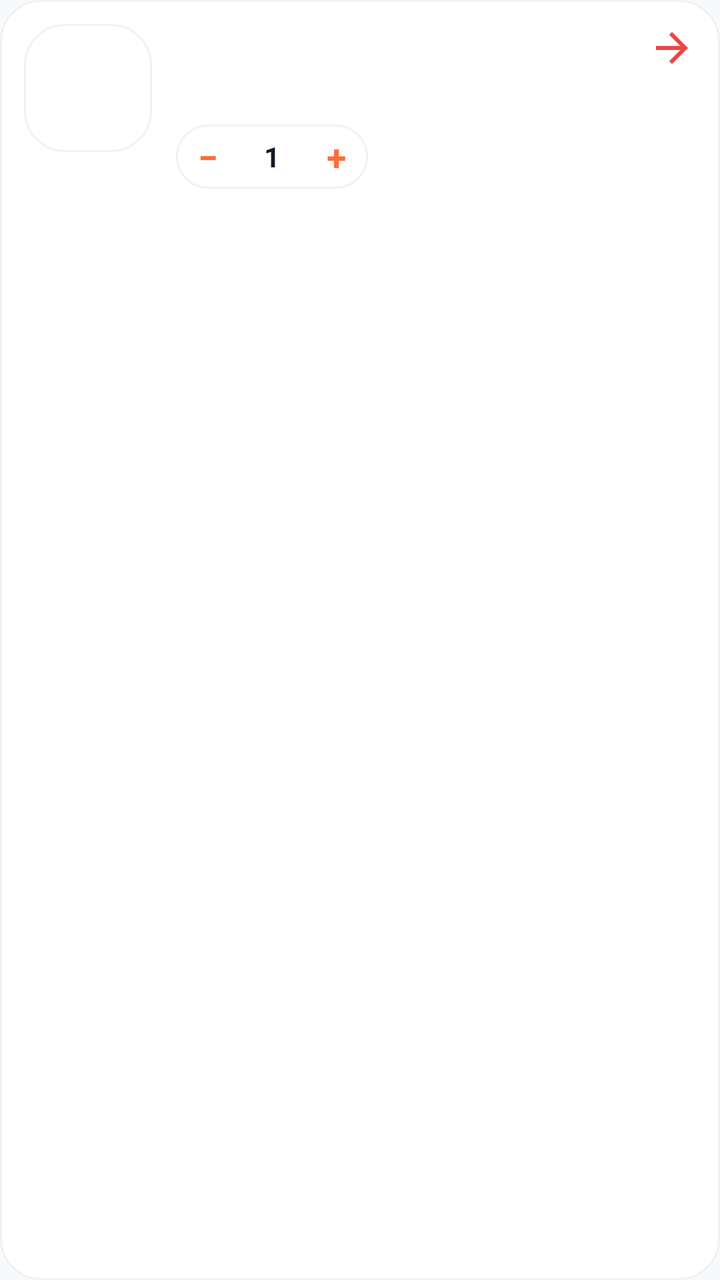
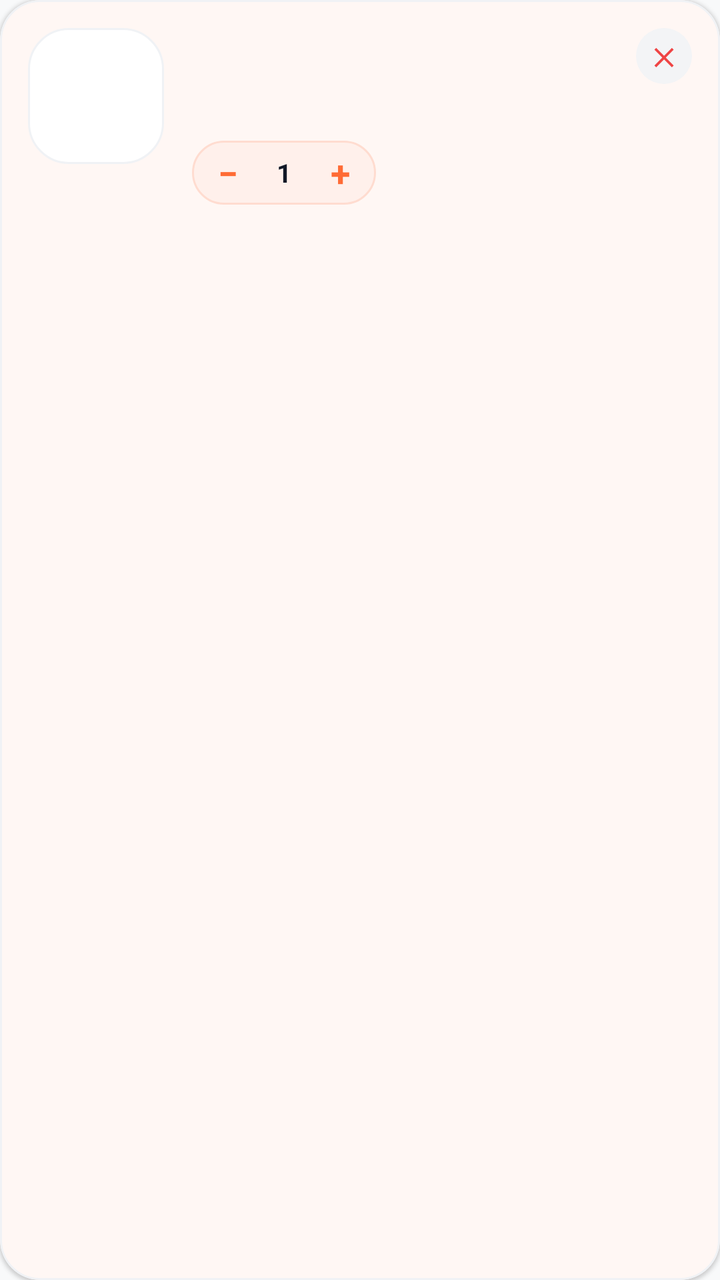

Compare the two renders of this Android layout. The source of the first and the diff that turns it into the second are given below.
<!-- AndroidManifest.xml: application theme Theme.AKRHunger -->
<!-- res/layout/item_cart.xml -->
<?xml version="1.0" encoding="utf-8"?>
<LinearLayout xmlns:android="http://schemas.android.com/apk/res/android"
    android:layout_width="match_parent"
    android:layout_height="wrap_content"
    android:background="@drawable/bg_card_rounded"
    android:orientation="horizontal"
    android:padding="12dp"
    android:layout_marginVertical="4dp">

    <ImageView
        android:id="@+id/iv_cart_item_image"
        android:layout_width="64dp"
        android:layout_height="64dp"
        android:scaleType="centerCrop"
        android:background="@drawable/bg_card_rounded" />

    <LinearLayout
        android:layout_width="0dp"
        android:layout_height="wrap_content"
        android:layout_marginStart="12dp"
        android:layout_weight="1"
        android:orientation="vertical">

        <LinearLayout
            android:layout_width="match_parent"
            android:layout_height="wrap_content"
            android:gravity="center_vertical">

            <TextView
                android:id="@+id/tv_cart_item_name"
                android:layout_width="0dp"
                android:layout_height="wrap_content"
                android:layout_weight="1"
                android:ellipsize="end"
                android:maxLines="1"
                android:textColor="@color/text_primary"
                android:textSize="14sp"
                android:textStyle="bold" />

            <ImageView
                android:id="@+id/btn_remove"
                android:layout_width="24dp"
                android:layout_height="24dp"
                android:src="@drawable/ic_back"
                android:tint="@color/error"
                android:rotation="180"
                android:background="?attr/selectableItemBackgroundBorderless" />
        </LinearLayout>

        <TextView
            android:id="@+id/tv_cart_item_price"
            android:layout_width="wrap_content"
            android:layout_height="wrap_content"
            android:layout_marginTop="2dp"
            android:textColor="@color/text_secondary"
            android:textSize="12sp" />

        <LinearLayout
            android:layout_width="match_parent"
            android:layout_height="wrap_content"
            android:layout_marginTop="8dp"
            android:gravity="center_vertical">

            
            <LinearLayout
                android:layout_width="wrap_content"
                android:layout_height="wrap_content"
                android:background="@drawable/bg_category_chip"
                android:gravity="center_vertical">

                <TextView
                    android:id="@+id/btn_minus"
                    android:layout_width="32dp"
                    android:layout_height="32dp"
                    android:gravity="center"
                    android:text="−"
                    android:textColor="@color/primary"
                    android:textSize="18sp"
                    android:textStyle="bold"
                    android:background="?attr/selectableItemBackgroundBorderless" />

                <TextView
                    android:id="@+id/tv_cart_item_quantity"
                    android:layout_width="32dp"
                    android:layout_height="wrap_content"
                    android:gravity="center"
                    android:text="1"
                    android:textColor="@color/text_primary"
                    android:textSize="14sp"
                    android:textStyle="bold" />

                <TextView
                    android:id="@+id/btn_plus"
                    android:layout_width="32dp"
                    android:layout_height="32dp"
                    android:gravity="center"
                    android:text="+"
                    android:textColor="@color/primary"
                    android:textSize="18sp"
                    android:textStyle="bold"
                    android:background="?attr/selectableItemBackgroundBorderless" />
            </LinearLayout>

            <View
                android:layout_width="0dp"
                android:layout_height="0dp"
                android:layout_weight="1" />

            <TextView
                android:id="@+id/tv_cart_item_total"
                android:layout_width="wrap_content"
                android:layout_height="wrap_content"
                android:textColor="@color/text_primary"
                android:textSize="15sp"
                android:textStyle="bold" />
        </LinearLayout>
    </LinearLayout>
</LinearLayout>
<!-- resources referenced by this layout -->
<resources>
  <color name="error">#EF4444</color>
  <color name="primary">#FF6B35</color>
  <color name="text_primary">#111827</color>
  <color name="text_secondary">#4B5563</color>
  <!-- drawable bg_category_chip (drawable) -->
  <?xml version="1.0" encoding="utf-8"?>
  <shape xmlns:android="http://schemas.android.com/apk/res/android"
      android:shape="rectangle">
      <corners android:radius="20dp" />
      <solid android:color="@color/surface" />
      <stroke android:width="1dp" android:color="@color/card_border" />
  </shape>
  <!-- drawable ic_back (drawable) -->
  <vector xmlns:android="http://schemas.android.com/apk/res/android"
      android:width="24dp"
      android:height="24dp"
      android:viewportWidth="24"
      android:viewportHeight="24">
      <path
          android:fillColor="#FF000000"
          android:pathData="M20,11H7.83l5.59,-5.59L12,4l-8,8 8,8 1.41,-1.41L7.83,13H20v-2z"/>
  </vector>
  <style name="Theme.AKRHunger" parent="Theme.Material3.Light.NoActionBar">
          <item name="colorPrimary">@color/primary</item>
          <item name="colorPrimaryDark">@color/primary_dark</item>
          <item name="colorAccent">@color/primary</item>
          <item name="colorOnPrimary">@color/on_primary</item>
          <item name="colorSecondary">@color/secondary</item>
          <item name="colorOnSecondary">@color/on_secondary</item>
          <item name="android:colorBackground">@color/background</item>
          <item name="colorSurface">@color/surface</item>
          <item name="colorOnSurface">@color/on_surface</item>
          <item name="android:statusBarColor">@color/surface</item>
          <item name="android:windowLightStatusBar">true</item>
          <item name="android:navigationBarColor">@color/surface</item>
          <item name="android:windowLightNavigationBar">true</item>
          <item name="android:fontFamily">sans-serif</item>
      </style>
  <color name="card_background">#FFFFFF</color>
  <color name="card_border">#F0F2F5</color>
  <color name="surface">#FFFFFF</color>
  <color name="primary_dark">#E55A25</color>
  <color name="on_primary">#FFFFFF</color>
  <color name="secondary">#F59E0B</color>
  <color name="on_secondary">#111827</color>
  <color name="background">#F8F9FA</color>
  <color name="on_surface">#111827</color>
  <!-- unchanged entries left out for length: 1 -->
</resources>

<!-- the commit's change to res/layout/item_cart.xml (unified diff, before → after) -->
@@ -1,118 +1,148 @@
 <?xml version="1.0" encoding="utf-8"?>
-<LinearLayout xmlns:android="http://schemas.android.com/apk/res/android"
+<com.google.android.material.card.MaterialCardView
+    xmlns:android="http://schemas.android.com/apk/res/android"
+    xmlns:app="http://schemas.android.com/apk/res-auto"
     android:layout_width="match_parent"
     android:layout_height="wrap_content"
-    android:background="@drawable/bg_card_rounded"
-    android:orientation="horizontal"
-    android:padding="12dp"
-    android:layout_marginVertical="4dp">
-
-    <ImageView
-        android:id="@+id/iv_cart_item_image"
-        android:layout_width="64dp"
-        android:layout_height="64dp"
-        android:scaleType="centerCrop"
-        android:background="@drawable/bg_card_rounded" />
+    android:layout_marginVertical="6dp"
+    app:cardBackgroundColor="@color/surface"
+    app:cardCornerRadius="20dp"
+    app:cardElevation="1dp"
+    app:strokeColor="@color/card_border"
+    app:strokeWidth="1dp">
 
     <LinearLayout
-        android:layout_width="0dp"
+        android:layout_width="match_parent"
         android:layout_height="wrap_content"
-        android:layout_marginStart="12dp"
-        android:layout_weight="1"
-        android:orientation="vertical">
+        android:orientation="horizontal"
+        android:padding="14dp">
+
+        
+        <com.google.android.material.imageview.ShapeableImageView
+            android:id="@+id/iv_cart_item_image"
+            android:layout_width="68dp"
+            android:layout_height="68dp"
+            android:scaleType="centerCrop"
+            android:src="@drawable/bg_card_rounded"
+            app:shapeAppearanceOverlay="@style/ShapeAppearance.Material3.Corner.Medium" />
 
         <LinearLayout
-            android:layout_width="match_parent"
+            android:layout_width="0dp"
             android:layout_height="wrap_content"
-            android:gravity="center_vertical">
-
-            <TextView
-                android:id="@+id/tv_cart_item_name"
-                android:layout_width="0dp"
-                android:layout_height="wrap_content"
-                android:layout_weight="1"
-                android:ellipsize="end"
-                android:maxLines="1"
-                android:textColor="@color/text_primary"
-                android:textSize="14sp"
-                android:textStyle="bold" />
-
-            <ImageView
-                android:id="@+id/btn_remove"
-                android:layout_width="24dp"
-                android:layout_height="24dp"
-                android:src="@drawable/ic_back"
-                android:tint="@color/error"
-                android:rotation="180"
-                android:background="?attr/selectableItemBackgroundBorderless" />
-        </LinearLayout>
-
-        <TextView
-            android:id="@+id/tv_cart_item_price"
-            android:layout_width="wrap_content"
-            android:layout_height="wrap_content"
-            android:layout_marginTop="2dp"
-            android:textColor="@color/text_secondary"
-            android:textSize="12sp" />
-
-        <LinearLayout
-            android:layout_width="match_parent"
-            android:layout_height="wrap_content"
-            android:layout_marginTop="8dp"
-            android:gravity="center_vertical">
+            android:layout_marginStart="14dp"
+            android:layout_weight="1"
+            android:orientation="vertical">
 
             
             <LinearLayout
+                android:layout_width="match_parent"
+                android:layout_height="wrap_content"
+                android:gravity="center_vertical"
+                android:orientation="horizontal">
+
+                <TextView
+                    android:id="@+id/tv_cart_item_name"
+                    android:layout_width="0dp"
+                    android:layout_height="wrap_content"
+                    android:layout_weight="1"
+                    android:ellipsize="end"
+                    android:maxLines="1"
+                    android:textColor="@color/text_primary"
+                    android:textSize="15sp"
+                    android:textStyle="bold" />
+
+                
+                <FrameLayout
+                    android:id="@+id/btn_remove"
+                    android:layout_width="28dp"
+                    android:layout_height="28dp"
+                    android:background="@drawable/bg_icon_circle_gray"
+                    android:clickable="true"
+                    android:focusable="true"
+                    android:foreground="?attr/selectableItemBackgroundBorderless">
+
+                    <TextView
+                        android:layout_width="wrap_content"
+                        android:layout_height="wrap_content"
+                        android:layout_gravity="center"
+                        android:text="✕"
+                        android:textColor="@color/error"
+                        android:textSize="12sp"
+                        android:textStyle="bold" />
+                </FrameLayout>
+            </LinearLayout>
+
+            <TextView
+                android:id="@+id/tv_cart_item_price"
                 android:layout_width="wrap_content"
                 android:layout_height="wrap_content"
-                android:background="@drawable/bg_category_chip"
-                android:gravity="center_vertical">
+                android:layout_marginTop="2dp"
+                android:textColor="@color/text_secondary"
+                android:textSize="12sp" />
 
+            
+            <LinearLayout
+                android:layout_width="match_parent"
+                android:layout_height="wrap_content"
+                android:layout_marginTop="10dp"
+                android:gravity="center_vertical"
+                android:orientation="horizontal">
+
+                
+                <LinearLayout
+                    android:layout_width="wrap_content"
+                    android:layout_height="32dp"
+                    android:background="@drawable/bg_pill_soft"
+                    android:gravity="center_vertical"
+                    android:paddingHorizontal="4dp">
+
+                    <TextView
+                        android:id="@+id/btn_minus"
+                        android:layout_width="28dp"
+                        android:layout_height="28dp"
+                        android:background="?attr/selectableItemBackgroundBorderless"
+                        android:gravity="center"
+                        android:text="−"
+                        android:textColor="@color/primary"
+                        android:textSize="18sp"
+                        android:textStyle="bold" />
+
+                    <TextView
+                        android:id="@+id/tv_cart_item_quantity"
+                        android:layout_width="28dp"
+                        android:layout_height="wrap_content"
+                        android:gravity="center"
+                        android:text="1"
+                        android:textColor="@color/text_primary"
+                        android:textSize="13sp"
+                        android:textStyle="bold" />
+
+                    <TextView
+                        android:id="@+id/btn_plus"
+                        android:layout_width="28dp"
+                        android:layout_height="28dp"
+                        android:background="?attr/selectableItemBackgroundBorderless"
+                        android:gravity="center"
+                        android:text="+"
+                        android:textColor="@color/primary"
+                        android:textSize="18sp"
+                        android:textStyle="bold" />
+                </LinearLayout>
+
+                <View
+                    android:layout_width="0dp"
+                    android:layout_height="1dp"
+                    android:layout_weight="1" />
+
+                
                 <TextView
-                    android:id="@+id/btn_minus"
-                    android:layout_width="32dp"
-                    android:layout_height="32dp"
-                    android:gravity="center"
-                    android:text="−"
-                    android:textColor="@color/primary"
-                    android:textSize="18sp"
-                    android:textStyle="bold"
-                    android:background="?attr/selectableItemBackgroundBorderless" />
-
-                <TextView
-                    android:id="@+id/tv_cart_item_quantity"
-                    android:layout_width="32dp"
+                    android:id="@+id/tv_cart_item_total"
+                    android:layout_width="wrap_content"
                     android:layout_height="wrap_content"
-                    android:gravity="center"
-                    android:text="1"
                     android:textColor="@color/text_primary"
-                    android:textSize="14sp"
+                    android:textSize="16sp"
                     android:textStyle="bold" />
-
-                <TextView
-                    android:id="@+id/btn_plus"
-                    android:layout_width="32dp"
-                    android:layout_height="32dp"
-                    android:gravity="center"
-                    android:text="+"
-                    android:textColor="@color/primary"
-                    android:textSize="18sp"
-                    android:textStyle="bold"
-                    android:background="?attr/selectableItemBackgroundBorderless" />
             </LinearLayout>
-
-            <View
-                android:layout_width="0dp"
-                android:layout_height="0dp"
-                android:layout_weight="1" />
-
-            <TextView
-                android:id="@+id/tv_cart_item_total"
-                android:layout_width="wrap_content"
-                android:layout_height="wrap_content"
-                android:textColor="@color/text_primary"
-                android:textSize="15sp"
-                android:textStyle="bold" />
         </LinearLayout>
     </LinearLayout>
-</LinearLayout>
+</com.google.android.material.card.MaterialCardView>
<!-- resource entries referenced after the edit -->
@@ -4,24 +4,24 @@
   <color name="primary">#FF6B35</color>
   <color name="text_primary">#111827</color>
   <color name="text_secondary">#4B5563</color>
-  <!-- drawable bg_category_chip (drawable) -->
+  <!-- drawable bg_icon_circle_gray (drawable) -->
   <?xml version="1.0" encoding="utf-8"?>
   <shape xmlns:android="http://schemas.android.com/apk/res/android"
-      android:shape="rectangle">
-      <corners android:radius="20dp" />
-      <solid android:color="@color/surface" />
-      <stroke android:width="1dp" android:color="@color/card_border" />
+      android:shape="oval">
+      <solid android:color="@color/surface_variant" />
   </shape>
-  <!-- drawable ic_back (drawable) -->
-  <vector xmlns:android="http://schemas.android.com/apk/res/android"
-      android:width="24dp"
-      android:height="24dp"
-      android:viewportWidth="24"
-      android:viewportHeight="24">
-      <path
-          android:fillColor="#FF000000"
-          android:pathData="M20,11H7.83l5.59,-5.59L12,4l-8,8 8,8 1.41,-1.41L7.83,13H20v-2z"/>
-  </vector>
+  <!-- drawable bg_pill_soft (drawable) -->
+  <?xml version="1.0" encoding="utf-8"?>
+  <ripple xmlns:android="http://schemas.android.com/apk/res/android"
+      android:color="@color/primary_15">
+      <item>
+          <shape android:shape="rectangle">
+              <corners android:radius="999dp" />
+              <solid android:color="@color/primary_tint" />
+              <stroke android:width="1dp" android:color="@color/primary_tint_border" />
+          </shape>
+      </item>
+  </ripple>
   <style name="Theme.AKRHunger" parent="Theme.Material3.Light.NoActionBar">
           <item name="colorPrimary">@color/primary</item>
           <item name="colorPrimaryDark">@color/primary_dark</item>
@@ -37,8 +37,14 @@
           <item name="android:navigationBarColor">@color/surface</item>
           <item name="android:windowLightNavigationBar">true</item>
           <item name="android:fontFamily">sans-serif</item>
+          <item name="materialAlertDialogTheme">@style/ThemeOverlay.AKR.MaterialAlertDialog</item>
+          <item name="bottomSheetDialogTheme">@style/ThemeOverlay.AKR.BottomSheetDialog</item>
       </style>
   <color name="card_background">#FFFFFF</color>
+  <color name="surface_variant">#F3F4F6</color>
+  <color name="primary_15">#26FF6B35</color>
+  <color name="primary_tint">#FFF0EB</color>
+  <color name="primary_tint_border">#FFDCD0</color>
   <color name="card_border">#F0F2F5</color>
   <color name="surface">#FFFFFF</color>
   <color name="primary_dark">#E55A25</color>
@@ -47,6 +53,28 @@
   <color name="on_secondary">#111827</color>
   <color name="background">#F8F9FA</color>
   <color name="on_surface">#111827</color>
+  <style name="ThemeOverlay.AKR.MaterialAlertDialog" parent="ThemeOverlay.Material3.MaterialAlertDialog">
+          <item name="shapeAppearance">@style/ShapeAppearance.AKR.Dialog</item>
+          <item name="shapeAppearanceOverlay">@style/ShapeAppearance.AKR.Dialog</item>
+          <item name="colorSurface">@color/surface</item>
+          <item name="android:backgroundDimAmount">0.5</item>
+      </style>
+  <style name="ThemeOverlay.AKR.BottomSheetDialog" parent="ThemeOverlay.Material3.BottomSheetDialog">
+          <item name="bottomSheetStyle">@style/Widget.AKR.BottomSheet</item>
+      </style>
+  <style name="ShapeAppearance.AKR.Dialog" parent="">
+          <item name="cornerFamily">rounded</item>
+          <item name="cornerSize">24dp</item>
+      </style>
+  <style name="Widget.AKR.BottomSheet" parent="Widget.Material3.BottomSheet">
+          <item name="shapeAppearanceOverlay">@style/ShapeAppearance.AKR.BottomSheet</item>
+          <item name="backgroundTint">@color/surface</item>
+      </style>
+  <style name="ShapeAppearance.AKR.BottomSheet" parent="">
+          <item name="cornerFamily">rounded</item>
+          <item name="cornerSizeTopLeft">28dp</item>
+          <item name="cornerSizeTopRight">28dp</item>
+      </style>
   <!-- unchanged entries left out for length: 1 -->
 </resources>
 
